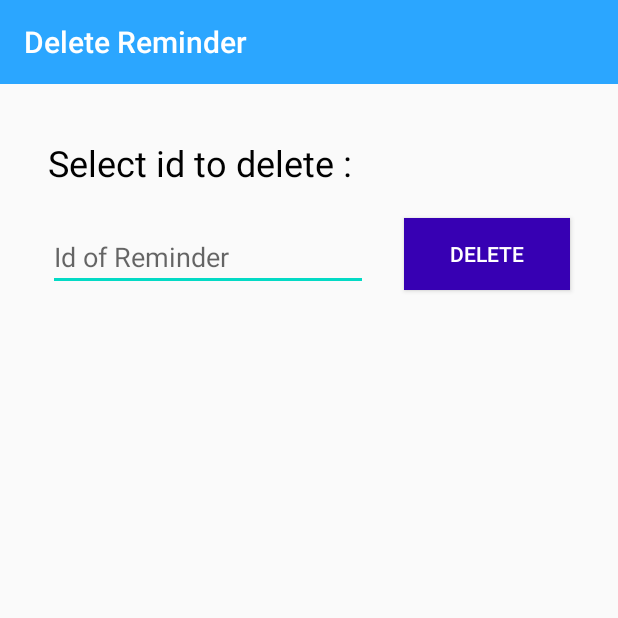
After one commit to BryanAntonnio/ProjectSA, an Android app: the ReminderDeleteActivity screen opened directly, with no data from a screen before it, on a phone screen of 412 x 824 dp, the top half of it. The commit adds this screen. Run offline under Robolectric (Android 15) with nearby library versions, the phone set to English and light mode, and no system bars; libraries missing offline, so code that uses them is left out: com.loopj.android, cz.msebera.android.

Commit message:
Input coding for delete from database

```diff
--- a/app/src/main/AndroidManifest.xml
+++ b/app/src/main/AndroidManifest.xml
@@ -25,11 +25,11 @@
         <activity
             android:name=".ui.notes.NotesAddActivity"
             android:parentActivityName=".MainActivity" />
-        <activity
-            android:name=".ui.reminder.ReminderAddActivity"
-            android:parentActivityName=".MainActivity" />
         <activity android:name=".ui.notes.NotesResult"
             android:parentActivityName=".MainActivity"/>
+        <activity android:name=".ui.reminder.ReminderDeleteActivity"
+            android:parentActivityName=".MainActivity"/>
+        <activity android:name=".ui.notes.NotesDelete" android:parentActivityName=".MainActivity"/>
     </application>
 
 </manifest>
--- /dev/null
+++ b/app/src/main/java/com/uc/finalproject/ui/reminder/ReminderDeleteActivity.java
@@ -0,0 +1,101 @@
+package com.uc.finalproject.ui.reminder;
+
+import android.content.Intent;
+import android.os.Bundle;
+import android.util.Log;
+import android.view.View;
+import android.widget.Button;
+import android.widget.EditText;
+import android.widget.Toast;
+
+import androidx.annotation.Nullable;
+import androidx.appcompat.app.AppCompatActivity;
+import androidx.appcompat.widget.Toolbar;
+
+import com.loopj.android.http.AsyncHttpClient;
+import com.loopj.android.http.AsyncHttpResponseHandler;
+import com.loopj.android.http.RequestParams;
+import com.uc.finalproject.MainActivity;
+import com.uc.finalproject.R;
+
+import org.json.JSONException;
+import org.json.JSONObject;
+
+import cz.msebera.android.httpclient.Header;
+
+public class ReminderDeleteActivity extends AppCompatActivity {
+    Toolbar toolbar2;
+    EditText delete_id;
+    Button delete;
+
+    @Override
+    protected void onCreate(@Nullable Bundle savedInstanceState) {
+        super.onCreate(savedInstanceState);
+        setContentView(R.layout.fragment_delete_reminder);
+        delete_id = findViewById(R.id.id_delete);
+        delete = findViewById(R.id.deleteButton2);
+
+//        toolbar2.findViewById(R.id.toolbar_delete);
+//        setSupportActionBar(toolbar2);
+//        getSupportActionBar().setDisplayShowHomeEnabled(true);
+//        getSupportActionBar().setDisplayHomeAsUpEnabled(true);
+//        toolbar2.setNavigationOnClickListener(new View.OnClickListener() {
+//            @Override
+//            public void onClick(View v) {
+//                Intent intent = new Intent(ReminderDeleteActivity.this, MainActivity.class);
+//                startActivity(intent);
+//                finish();
+//            }
+//        });
+        delete.setOnClickListener(new View.OnClickListener() {
+            @Override
+            public void onClick(View v) {
+                String id = delete_id.getText().toString().trim();
+                getDelete(id);
+                Intent intent = new Intent(ReminderDeleteActivity.this, MainActivity.class);
+                startActivity(intent);
+                finish();
+            }
+        });
+    }
+
+    private void getDelete(String id) {
+        AsyncHttpClient client = new AsyncHttpClient();
+        String url="http://hansrichard2000.c1.biz/studentsassist/reminder/deleteReminder.php";
+
+        RequestParams params = new RequestParams();
+        params.put("id", id);
+
+        client.post(url, params, new AsyncHttpResponseHandler() {
+            @Override
+            public void onSuccess(int statusCode, Header[] headers, byte[] responseBody) {
+                try{
+                    String result = new String(responseBody);
+                    JSONObject responseObject = new JSONObject(result);
+                    String msg = responseObject.getString("message");
+                    showMessage(msg);
+                } catch (JSONException e) {
+                    Log.d("Error delete reminder", "onSuccess" + e.getMessage() );
+                }
+            }
+
+            @Override
+            public void onFailure(int statusCode, Header[] headers, byte[] responseBody, Throwable error) {
+                Log.d("OnFailureReminderDelete", "onFailure" + error.getMessage());
+            }
+        });
+    }
+
+    private void showMessage(String msg) {
+        Toast.makeText(ReminderDeleteActivity.this, msg, Toast.LENGTH_SHORT).show();
+    }
+
+    @Override
+    public void onBackPressed() {
+        super.onBackPressed();
+        Intent intent = new Intent(ReminderDeleteActivity.this, MainActivity.class);
+        intent.addFlags(Intent.FLAG_ACTIVITY_CLEAR_TOP);
+        startActivity(intent);
+        finish();
+    }
+}
--- /dev/null
+++ b/app/src/main/res/drawable/ic_delete_black_24dp.xml
@@ -0,0 +1,5 @@
+<vector android:height="24dp" android:tint="#FFFFFF"
+    android:viewportHeight="24.0" android:viewportWidth="24.0"
+    android:width="24dp" xmlns:android="http://schemas.android.com/apk/res/android">
+    <path android:fillColor="#FF000000" android:pathData="M6,19c0,1.1 0.9,2 2,2h8c1.1,0 2,-0.9 2,-2V7H6v12zM19,4h-3.5l-1,-1h-5l-1,1H5v2h14V4z"/>
+</vector>
--- /dev/null
+++ b/app/src/main/res/layout/fragment_delete_reminder.xml
@@ -0,0 +1,61 @@
+<?xml version="1.0" encoding="utf-8"?>
+<androidx.constraintlayout.widget.ConstraintLayout
+    xmlns:android="http://schemas.android.com/apk/res/android"
+    xmlns:app="http://schemas.android.com/apk/res-auto"
+    xmlns:tools="http://schemas.android.com/tools"
+    android:layout_width="match_parent"
+    android:layout_height="match_parent">
+
+    <androidx.appcompat.widget.Toolbar
+        android:id="@+id/toolbar_delete"
+        android:layout_width="0dp"
+        android:layout_height="wrap_content"
+        android:background="@color/colorBlue"
+        android:minHeight="?attr/actionBarSize"
+        android:theme="?attr/actionBarTheme"
+        app:layout_constraintEnd_toEndOf="parent"
+        app:layout_constraintStart_toStartOf="parent"
+        app:layout_constraintTop_toTopOf="parent"
+        app:title="Delete Reminder"
+        app:titleTextColor="@color/colorWhite" />
+
+    <TextView
+        android:id="@+id/textView5"
+        android:layout_width="0dp"
+        android:layout_height="wrap_content"
+        android:layout_marginStart="32dp"
+        android:layout_marginTop="36dp"
+        android:text="Select id to delete : "
+        android:textColor="@color/design_default_color_on_secondary"
+        android:textSize="24sp"
+        android:textStyle="normal"
+        app:layout_constraintStart_toStartOf="parent"
+        app:layout_constraintTop_toBottomOf="@+id/toolbar_delete" />
+
+    <EditText
+        android:id="@+id/id_delete"
+        android:layout_width="0dp"
+        android:layout_height="wrap_content"
+        android:layout_marginStart="32dp"
+        android:layout_marginTop="24dp"
+        android:ems="10"
+        android:hint="Id of Reminder"
+        android:inputType="textPersonName"
+        app:layout_constraintStart_toStartOf="parent"
+        app:layout_constraintTop_toBottomOf="@+id/textView5" />
+
+    <Button
+        android:id="@+id/deleteButton2"
+        android:layout_width="0dp"
+        android:layout_height="wrap_content"
+        android:layout_marginStart="24dp"
+        android:layout_marginTop="89dp"
+        android:layout_marginEnd="32dp"
+        android:background="@color/colorPrimaryDark"
+        android:text="Delete"
+        android:textColor="@color/colorWhite"
+        app:layout_constraintEnd_toEndOf="parent"
+        app:layout_constraintStart_toEndOf="@+id/id_delete"
+        app:layout_constraintTop_toBottomOf="@+id/toolbar_delete" />
+
+</androidx.constraintlayout.widget.ConstraintLayout>
--- a/app/src/main/res/layout/fragment_notes_list.xml
+++ b/app/src/main/res/layout/fragment_notes_list.xml
@@ -10,9 +10,9 @@
         android:id="@+id/notes_list"
         android:layout_width="0dp"
         android:layout_height="wrap_content"
-        android:layout_marginStart="24dp"
+        android:layout_marginStart="32dp"
         android:layout_marginTop="24dp"
-        android:layout_marginEnd="24dp"
+        android:layout_marginEnd="32dp"
         android:background="@color/colorBlue"
         app:cardCornerRadius="10dp"
         app:layout_constraintEnd_toEndOf="parent"
--- a/app/src/main/res/layout/fragment_reminder_result.xml
+++ b/app/src/main/res/layout/fragment_reminder_result.xml
@@ -56,6 +56,7 @@
                 app:layout_constraintStart_toStartOf="parent"
                 app:layout_constraintTop_toTopOf="parent"
                 app:layout_constraintVertical_bias="0.0" />
+
         </androidx.constraintlayout.widget.ConstraintLayout>
     </androidx.cardview.widget.CardView>
 </androidx.constraintlayout.widget.ConstraintLayout>
```
Also changed, not shown: app/src/main/java/com/uc/finalproject/ui/notes/NotesAddActivity.java (+9 -0 lines), app/src/main/java/com/uc/finalproject/ui/notes/NotesDelete.java (added, +100 -0 lines), app/src/main/java/com/uc/finalproject/ui/notes/NotesFragments.java (+11 -0 lines), app/src/main/java/com/uc/finalproject/ui/reminder/ReminderFragments.java (+12 -2 lines), app/src/main/res/layout/fragment_delete_notes.xml (added, +61 -0 lines), app/src/main/res/layout/fragment_notes.xml (+14 -1 lines), app/src/main/res/layout/fragment_reminder.xml (+13 -0 lines), app/src/main/res/menu/bottomnavigation_input_notes.xml (deleted, +0 -20 lines), app/src/main/res/menu/menu_main.xml (added, +10 -0 lines).
